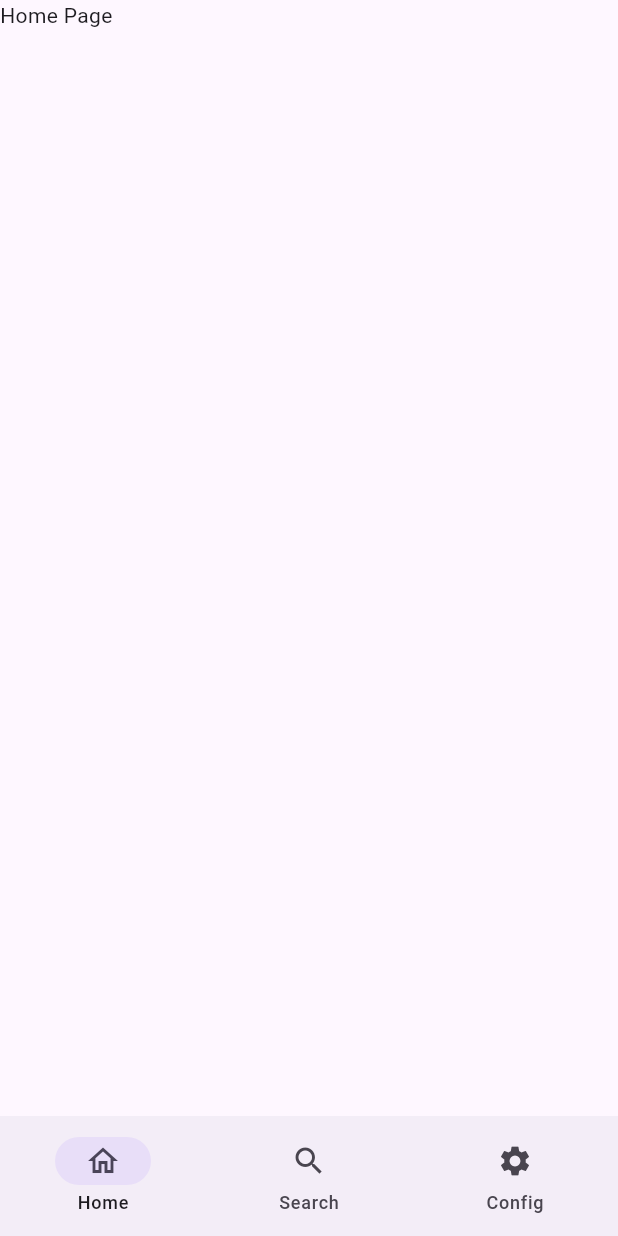
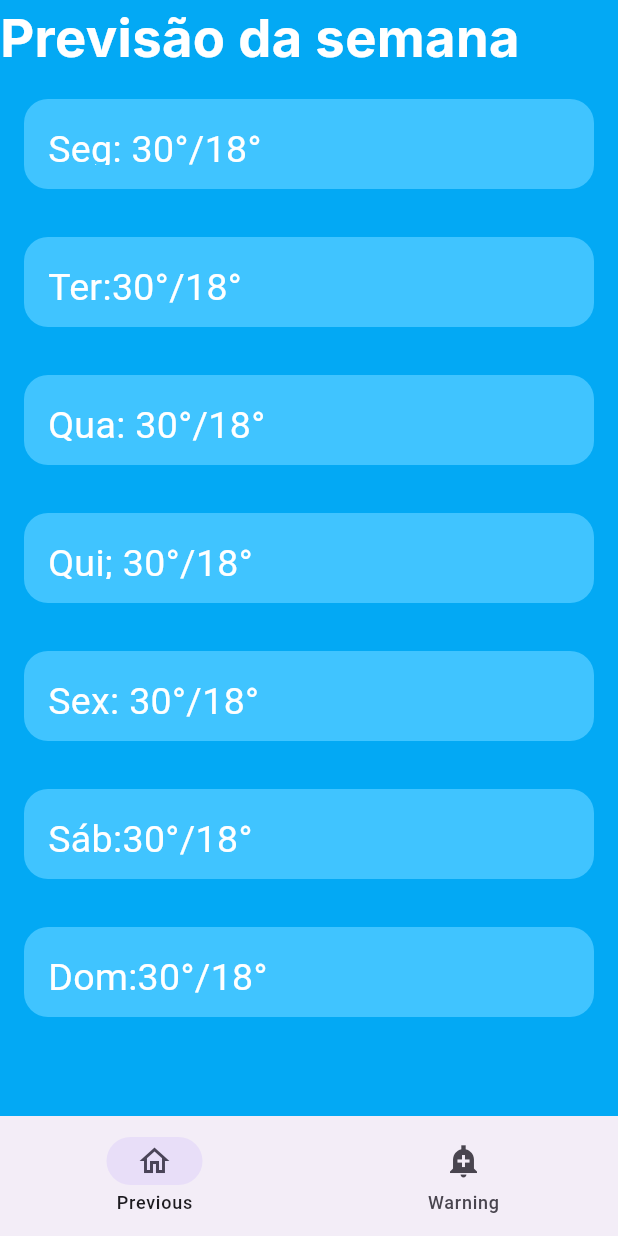
Before and after one commit to Math-Soares/projeto-final-913, a Flutter app: the screen it shows after launch, on a phone screen of 412 x 824 dp. Run offline on Flutter 3.47's test engine with Material 3 defaults, Android fonts, the phone set to English and light mode, and no system bars; our stand-ins replace google_fonts.

Commit message:
atualização 14/04 aula

```diff
--- a/lib/main.dart
+++ b/lib/main.dart
@@ -1,4 +1,6 @@
 import 'package:flutter/material.dart';
+import 'package:primeiroaplicativo/weekprevious_page.dart';
+import 'package:primeiroaplicativo/wheaterwarning_page.dart';
 
 import 'home_page.dart';
 
@@ -29,26 +31,20 @@ class _mainAppState extends State<mainApp> {
           },
           destinations: [
             NavigationDestination(
-              icon: Icon(Icons.home),
+              icon: Icon(Icons.access_alarms_sharp),
               selectedIcon: Icon(Icons.home_outlined),
-              label: 'Home',
+              label: 'Previous',
             ),
             NavigationDestination(
-              icon: Icon(Icons.search),
+              icon: Icon(Icons.add_alert_sharp),
               selectedIcon: Icon(Icons.search_outlined),
-              label: 'Search',
-            ),
-            NavigationDestination(
-              icon: Icon(Icons.settings),
-              selectedIcon: Icon(Icons.settings_outlined),
-              label: 'Config',
+              label: 'Warning',
             )
           ],
         ),
         body: <Widget>[
-          homePage(),
-          Text('search page'),
-          Text('config page')
+          WeekpreviousPage(),
+          //WheaterwarningPage()
         ][_selectedIndex],
       ),
     );
--- /dev/null
+++ b/lib/weekprevious_page.dart
@@ -0,0 +1,76 @@
+import 'package:flutter/material.dart';
+import 'package:google_fonts/google_fonts.dart';
+
+class WeekpreviousPage extends StatefulWidget {
+  const WeekpreviousPage({super.key});
+
+  @override
+  State<WeekpreviousPage> createState() => _WeekpreviousPageState();
+}
+
+class _WeekpreviousPageState extends State<WeekpreviousPage> {
+  @override
+  Widget build(BuildContext context) {
+    return SafeArea(
+      child: Scaffold(
+        backgroundColor: Colors.lightBlue,
+        body: ListView(
+          children: [
+            Text(
+              'Previsão da semana',
+              style: GoogleFonts.inter(
+                fontSize: 35,
+                fontWeight: FontWeight.w700,
+                color: Colors.white
+              ),
+            ),
+            buildContainer(
+              'Seg: 30°/18°',
+              Colors.lightBlueAccent,
+            ),
+            buildContainer(
+              'Ter:30°/18°',
+              Colors.lightBlueAccent,
+            ),
+            buildContainer(
+              'Qua: 30°/18° ',
+              Colors.lightBlueAccent,
+            ),
+            buildContainer(
+              'Qui; 30°/18°',
+              Colors.lightBlueAccent,
+            ),
+            buildContainer(
+              'Sex: 30°/18°',
+              Colors.lightBlueAccent,
+            ),
+            buildContainer(
+              'Sáb:30°/18°',
+              Colors.lightBlueAccent,
+            ),
+            buildContainer(
+              'Dom:30°/18°',
+              Colors.lightBlueAccent,
+            ),
+
+        ],
+      ),
+    ),
+    );
+  }
+
+  buildContainer(String text, color) {
+    return Container(
+      decoration: BoxDecoration(
+        color: color,
+        borderRadius: BorderRadius.circular(16),
+      ),
+      margin: EdgeInsets.all(16),
+      padding: EdgeInsets.all(16),
+      width: 80,
+      height: 60,
+
+      child: Text(text, style: TextStyle(fontSize: 25, color: Colors.white)),
+    );
+  }
+}
--- a/pubspec.yaml
+++ b/pubspec.yaml
@@ -34,6 +34,7 @@ dependencies:
   # The following adds the Cupertino Icons font to your application.
   # Use with the CupertinoIcons class for iOS style icons.
   cupertino_icons: ^1.0.8
+  google_fonts: ^6.3.2
 
 dev_dependencies:
   flutter_test:
```
Also changed, not shown: lib/wheaterwarning_page.dart (added, +10 -0 lines), pubspec.lock.
